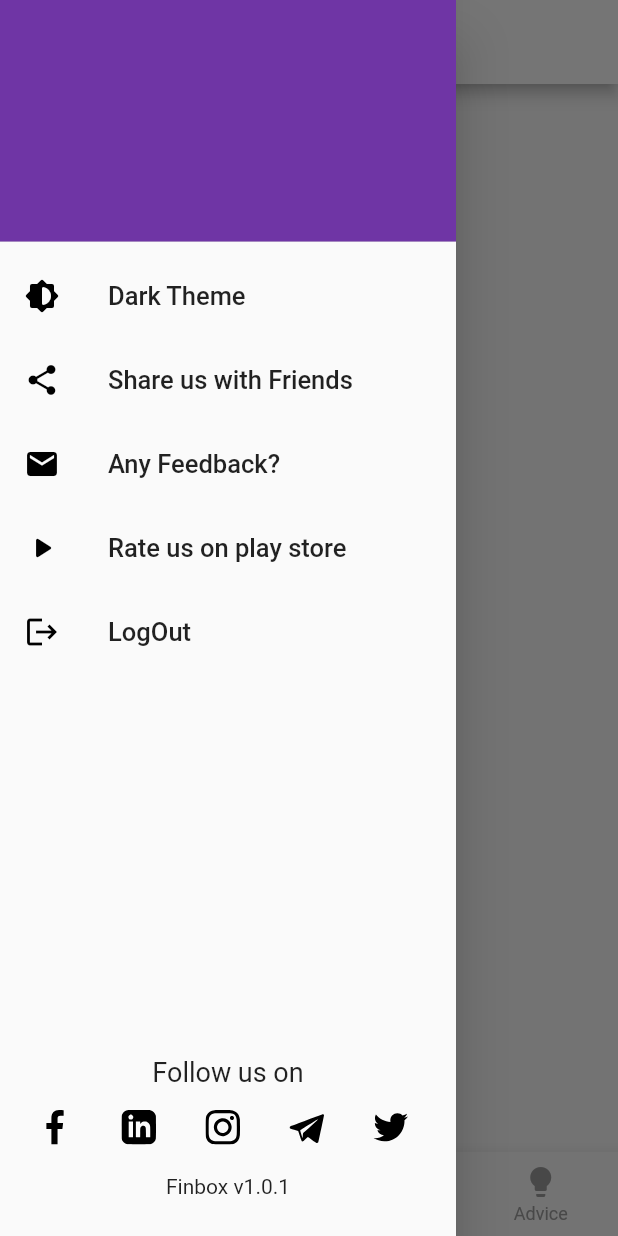
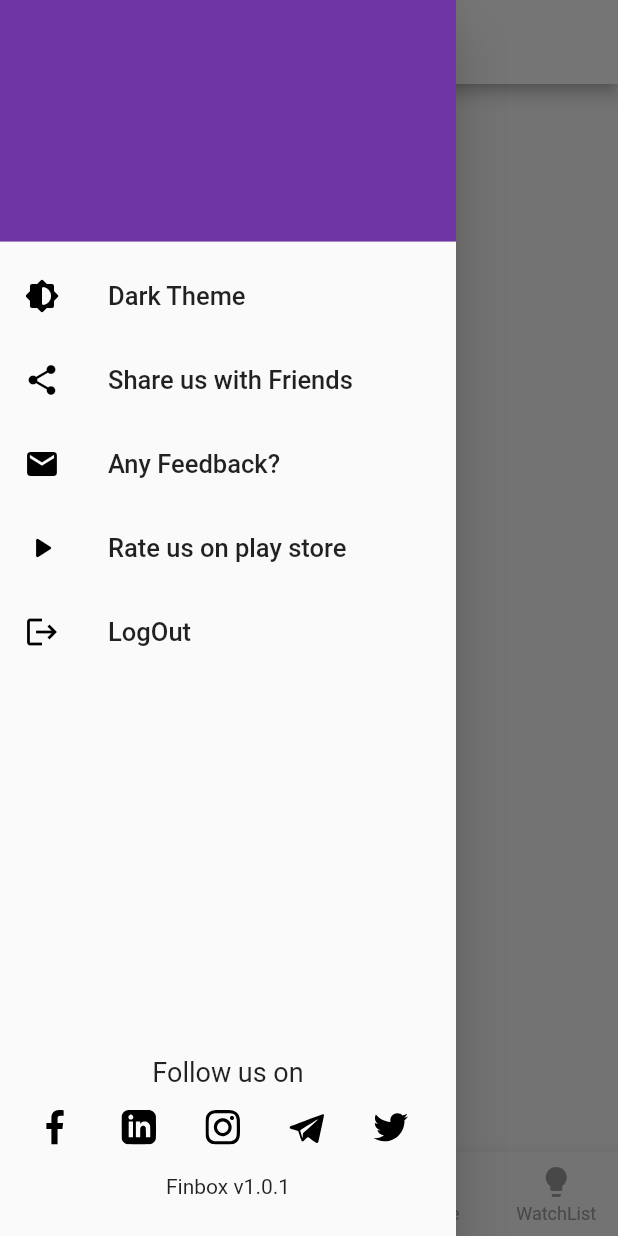
Before and after one commit to piyush101/test1, a Flutter app: the News screen opened directly, with the side drawer open, on a phone screen of 412 x 824 dp. Run offline on Flutter 3.47's test engine with Material 2 defaults, Android fonts, the phone set to English and light mode, and no system bars; our stand-ins replace cloud_firestore, firebase_auth, firebase_core, firebase_messaging, flutter_html, flutter_local_notifications and 4 more; missing offline and left inert: flutter_facebook_login; accounts and stored records are empty.

Commit message:
Updated logic for watchlist.dart

```diff
--- a/lib/components/drawer/follow_us_images.dart
+++ b/lib/components/drawer/follow_us_images.dart
@@ -2,22 +2,22 @@ import 'package:flutter/material.dart';
 import 'package:flutter_svg/svg.dart';
 
 class FollowUsImages extends StatelessWidget {
-  final String image_path;
-  final Function onTap;
+  final String Image_Path;
+  final Function OnTap;
 
   const FollowUsImages({
-    this.onTap,
+    this.OnTap,
     Key key,
-    this.image_path,
+    this.Image_Path,
   }) : super(key: key);
 
   @override
   Widget build(BuildContext context) {
     return GestureDetector(
-      onTap: onTap,
+      onTap: OnTap,
       // handle your image tap here
       child: SvgPicture.asset(
-        image_path,
+        Image_Path,
         fit: BoxFit.cover,
         // this is the solution for border
         width: 23,
--- a/lib/route_generator.dart
+++ b/lib/route_generator.dart
@@ -1,4 +1,3 @@
-import 'package:flutter/cupertino.dart';
 import 'package:flutter/material.dart';
 import 'package:flutter_app_news/screens/watchlist/watchlist.dart';
 import 'package:flutter_app_news/service/widget_tree/widget_tree.dart';
@@ -9,7 +8,7 @@ class RouteGenerator {
 
     switch (settings.name) {
       case '/':
-        return MaterialPageRoute(builder: (_) => Watchlist());
+        return MaterialPageRoute(builder: (_) => WidgetTree());
       // case Home.routeHomePage:
       //   return MaterialPageRoute(builder: (_) => Home());
     }
--- a/lib/screens/drawer/news_drawer.dart
+++ b/lib/screens/drawer/news_drawer.dart
@@ -107,31 +107,31 @@ class NewsDrawer extends StatelessWidget {
                 Row(
                   children: [
                     FollowUsImages(
-                      image_path: 'assets/icons/facebook.svg',
+                      Image_Path: 'assets/icons/facebook.svg',
                     ),
                     SizedBox(
                       width: 33,
                     ),
                     FollowUsImages(
-                      image_path: "assets/icons/linkedin.svg",
+                      Image_Path: "assets/icons/linkedin.svg",
                     ),
                     SizedBox(
                       width: 33,
                     ),
                     FollowUsImages(
-                      image_path: "assets/icons/instagram.svg",
+                      Image_Path: "assets/icons/instagram.svg",
                     ),
                     SizedBox(
                       width: 33,
                     ),
                     FollowUsImages(
-                      image_path: "assets/icons/telegram.svg",
+                      Image_Path: "assets/icons/telegram.svg",
                     ),
                     SizedBox(
                       width: 33,
                     ),
                     FollowUsImages(
-                      image_path: "assets/icons/twitter.svg",
+                      Image_Path: "assets/icons/twitter.svg",
                     )
                   ],
                 ),
--- a/lib/screens/news/news.dart
+++ b/lib/screens/news/news.dart
@@ -4,6 +4,7 @@ import 'package:flutter_app_news/screens/advice/advice.dart';
 import 'package:flutter_app_news/screens/drawer/news_drawer.dart';
 import 'package:flutter_app_news/screens/insights/insights_home/insights_home.dart';
 import 'package:flutter_app_news/screens/news/news_body/news_body.dart';
+import 'package:flutter_app_news/screens/watchlist/watchlist.dart';
 
 class News extends StatefulWidget {
   @override
@@ -26,7 +27,13 @@ class _NewsState extends State<News> {
         ),
       ),
       drawer: Drawer(child: NewsDrawer()),
-      body: [NewsBody(), Container(), InsightsHome(), Advice()][_currentIndex],
+      body: [
+        NewsBody(),
+        Container(),
+        InsightsHome(),
+        Advice(),
+        Watchlist()
+      ][_currentIndex],
       bottomNavigationBar: BottomNavigationBar(
         selectedItemColor: Colors.black,
         unselectedItemColor: Colors.grey,
@@ -52,6 +59,8 @@ class _NewsState extends State<News> {
               icon: (Icon(Icons.vpn_key)), label: "Insights"),
           BottomNavigationBarItem(
               icon: (Icon(Icons.lightbulb)), label: "Advice"),
+          BottomNavigationBarItem(
+              icon: (Icon(Icons.lightbulb)), label: "WatchList"),
         ],
       ),
     );
```
Also changed, not shown: lib/components/authetication/authentication.dart (+15 -14 lines), lib/main.dart (+7 -3 lines), lib/screens/watchlist/watchlist.dart (+22 -26 lines), lib/test.dart (deleted, +0 -96 lines), lib/service/test.dart (deleted).
